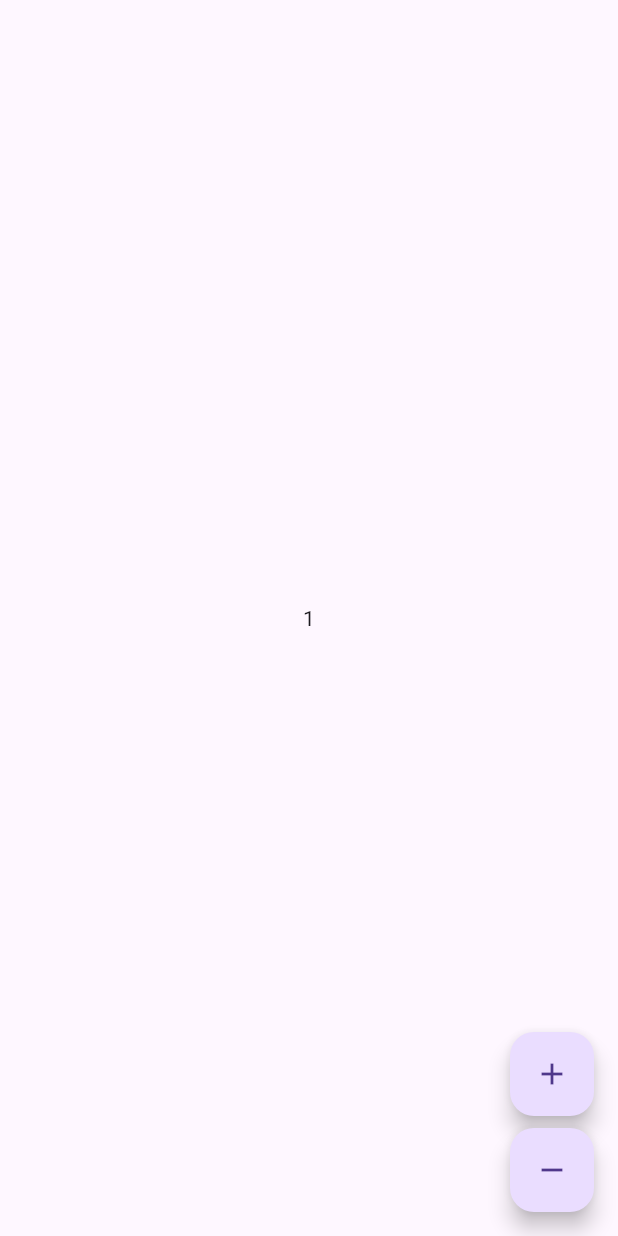
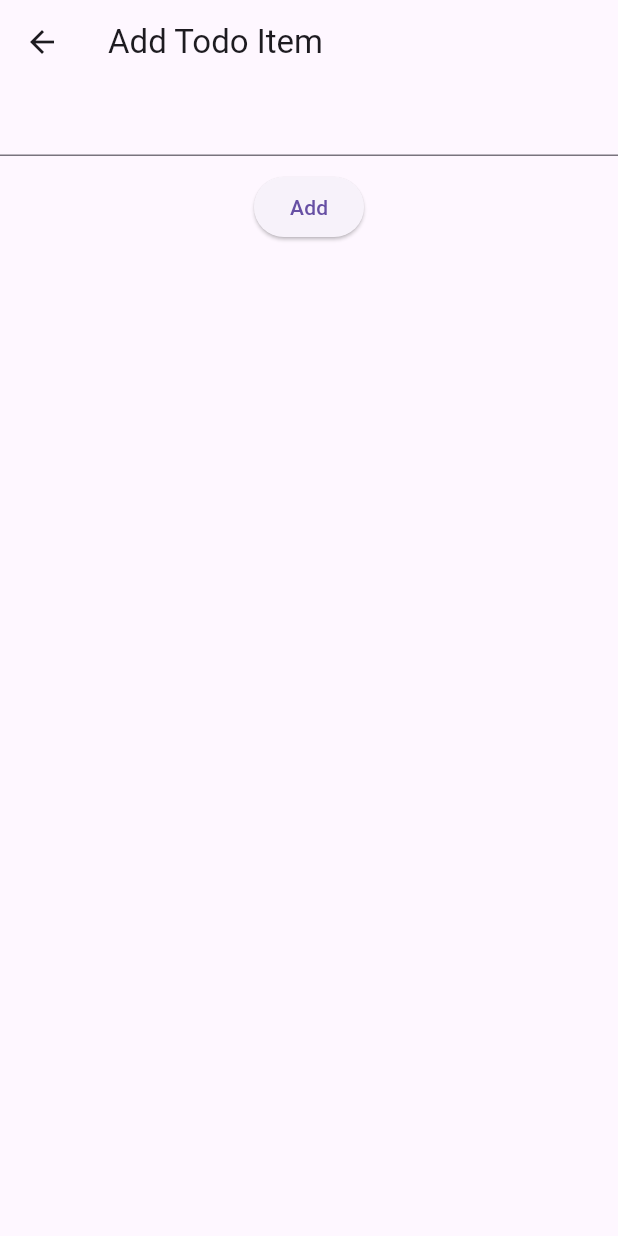
Before and after one commit to vivek03codes/bloc_tutorial, a Flutter app: the screen it shows after launch, after a tap on the "add" icon, on a phone screen of 412 x 824 dp. Run offline on Flutter 3.47's test engine with Material 3 defaults, Android fonts, the phone set to English and light mode, and no system bars; our stand-ins replace bloc, flutter_bloc.

Commit message:
made a todo list using cubit

```diff
--- a/lib/app.dart
+++ b/lib/app.dart
@@ -1,6 +1,26 @@
+import 'package:bloc_tutorial/counter/cubit/todo_cubit.dart';
+import 'package:bloc_tutorial/counter/view/add_todo_view.dart';
+import 'package:bloc_tutorial/counter/view/todo_view.dart';
 import 'package:flutter/material.dart';
+import 'package:flutter_bloc/flutter_bloc.dart';
 import 'counter/view/counter_page.dart';
 
-class CounterApp extends MaterialApp {
-  const  CounterApp({super.key}) : super(home: const CounterPage());
+class CounterApp extends StatelessWidget {
+  const CounterApp({super.key});
+
+  @override
+  Widget build(BuildContext context) {
+    return MultiBlocProvider(
+      providers: [
+        BlocProvider(create: (_) => TodoCubit())
+      ],
+      child: MaterialApp(
+          initialRoute: "/",
+          routes: {
+            "/": (_) => const TodoView(),
+            "/add-todo": (_) => const AddTodoView(),
+          }
+      ),
+    );
+  }
 }
--- /dev/null
+++ b/lib/counter/cubit/todo_cubit.dart
@@ -0,0 +1,10 @@
+import 'package:bloc/bloc.dart';
+
+class TodoCubit extends Cubit<List<String>> {
+  TodoCubit() : super([]);
+
+  void addTodo(String todo) {
+    state.add(todo);
+    emit([...state]);
+  }
+}
--- /dev/null
+++ b/lib/counter/view/add_todo_view.dart
@@ -0,0 +1,34 @@
+import 'package:bloc_tutorial/counter/cubit/todo_cubit.dart';
+import 'package:flutter/material.dart';
+import 'package:flutter_bloc/flutter_bloc.dart';
+
+class AddTodoView extends StatelessWidget {
+  const AddTodoView({super.key});
+
+  @override
+  Widget build(BuildContext context) {
+    final todoCubit = BlocProvider.of<TodoCubit>(context);
+    final TextEditingController todoController = TextEditingController();
+    return Scaffold(
+      appBar: AppBar(
+        title: Text("Add Todo Item"),
+      ),
+      body: SingleChildScrollView(
+        child: Column(
+          mainAxisAlignment: MainAxisAlignment.center,
+          crossAxisAlignment: CrossAxisAlignment.center,
+          children: [
+            TextField(
+              controller: todoController,
+            ),
+            const SizedBox(height: 10.0,),
+            ElevatedButton(onPressed: () {
+              todoCubit.addTodo(todoController.text);
+              Navigator.pop(context);
+            }, child: Text("Add"))
+          ],
+        ),
+      ),
+    );
+  }
+}
--- a/lib/counter/view/counter_page.dart
+++ b/lib/counter/view/counter_page.dart
@@ -1,4 +1,6 @@
 import 'package:bloc_tutorial/counter/bloc/counter_bloc.dart';
+import 'package:bloc_tutorial/counter/cubit/todo_cubit.dart';
+import 'package:bloc_tutorial/counter/view/todo_view.dart';
 import 'package:flutter/material.dart';
 import 'package:flutter_bloc/flutter_bloc.dart';
 import '../cubit/counter_cubit.dart';
@@ -13,8 +15,9 @@ class CounterPage extends StatelessWidget {
       providers: [
         BlocProvider(create: (_) => CounterCubit()),
         BlocProvider(create: (_) => CounterBloc()),
+        BlocProvider(create: (_) => TodoCubit())
       ], // Makes the CounterCubit instance available globally
-      child: const CounterView(), // UI Page
+      child: const TodoView(), // UI Page
     );
   }
 
--- a/lib/counter/view/counter_view.dart
+++ b/lib/counter/view/counter_view.dart
@@ -1,5 +1,4 @@
 import 'package:bloc_tutorial/counter/bloc/counter_bloc.dart';
-import 'package:bloc_tutorial/counter/cubit/counter_cubit.dart';
 import 'package:flutter/material.dart';
 import 'package:flutter_bloc/flutter_bloc.dart';
 
--- /dev/null
+++ b/lib/counter/view/todo_view.dart
@@ -0,0 +1,40 @@
+import 'package:bloc_tutorial/counter/cubit/todo_cubit.dart';
+import 'package:flutter/material.dart';
+import 'package:flutter_bloc/flutter_bloc.dart';
+
+class TodoView extends StatelessWidget {
+  const TodoView({super.key});
+
+  @override
+  Widget build(BuildContext context) {
+    return Scaffold(
+      appBar: AppBar(
+        title: const Text("Todo List"),
+      ),
+      body: Center(
+        child: BlocBuilder<TodoCubit, List<String>>(
+          builder: (context, state) {
+            return ListView.separated(itemBuilder: (context, index) {
+              return Text(state[index]);
+            }, separatorBuilder: (context, index) {
+              return const SizedBox(height: 10.0,);
+            }, itemCount: state.length);
+          },
+        ),
+      ),
+      floatingActionButton: Column(
+        mainAxisAlignment: MainAxisAlignment.end,
+        crossAxisAlignment: CrossAxisAlignment.end,
+        children: [
+          FloatingActionButton(
+            key: const Key("todoView_Route_to_form_page"),
+            onPressed: () {
+              Navigator.pushNamed(context, "/add-todo");
+            },
+            child: const Icon(Icons.add),
+          ),
+        ],
+      ),
+    );
+  }
+}
--- a/lib/main.dart
+++ b/lib/main.dart
@@ -5,5 +5,5 @@ import 'counter_observer.dart';
 
 void main() {
   Bloc.observer = const CounterObserver();
-  runApp(const CounterApp());
+  runApp(CounterApp());
 }
```
Also changed, not shown: 1 other file.
